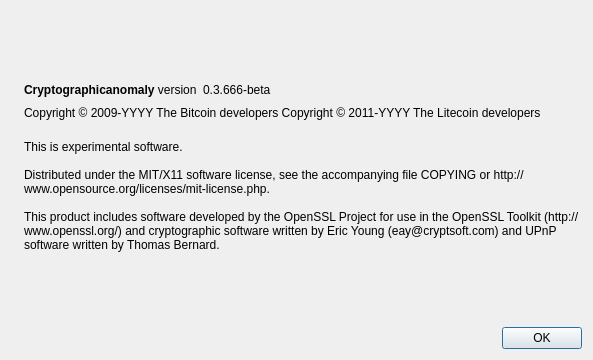
s4w3d0ff/cryptographicanomaly, file src/qt/forms/aboutdialog.ui: the form before one commit.
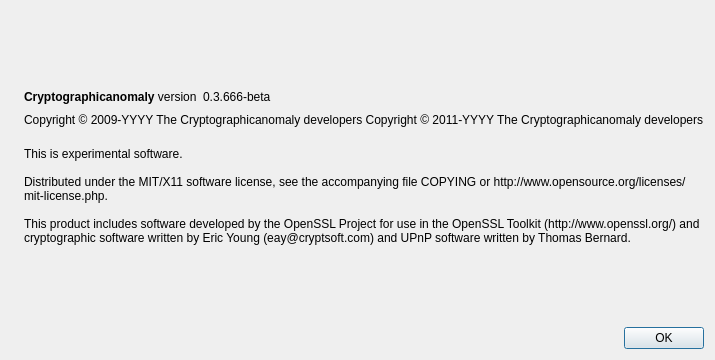
The form after the commit. Icons and pictures are not drawn.

```diff
--- a/src/qt/forms/aboutdialog.ui
+++ b/src/qt/forms/aboutdialog.ui
@@ -91,8 +91,8 @@
         <cursorShape>IBeamCursor</cursorShape>
        </property>
        <property name="text">
-        <string notr="true">Copyright &amp;copy; 2009-YYYY The Bitcoin developers
-Copyright &amp;copy; 2011-YYYY The Litecoin developers</string>
+        <string notr="true">Copyright &amp;copy; 2009-YYYY The Cryptographicanomaly developers
+Copyright &amp;copy; 2011-YYYY The Cryptographicanomaly developers</string>
        </property>
        <property name="textFormat">
         <enum>Qt::RichText</enum>
```
